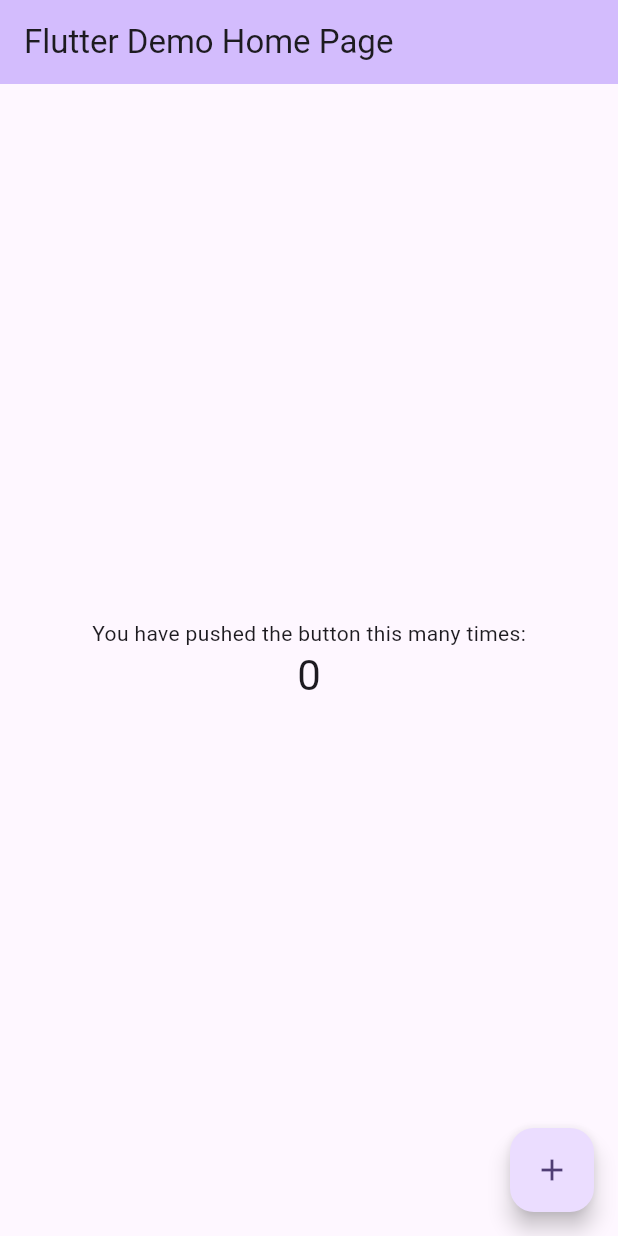
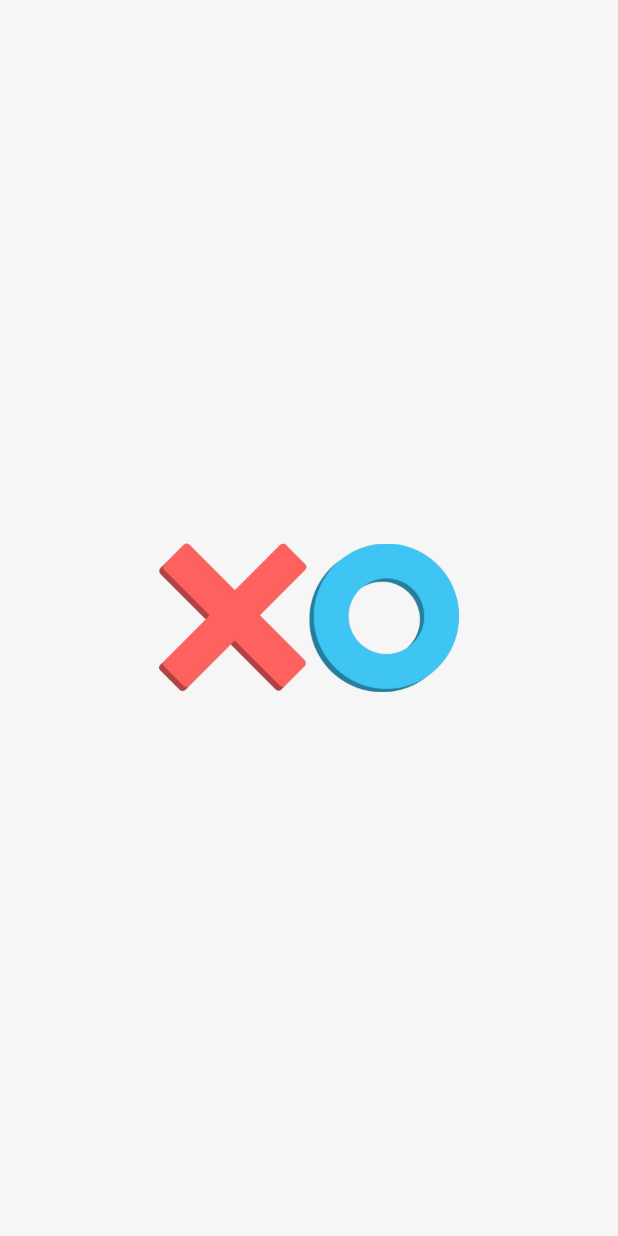
Before and after one commit to migarakavishan/tic_tac_toe_game, a Flutter app: the screen it shows after launch, on a phone screen of 412 x 824 dp. Run offline on Flutter 3.47's test engine with Material 3 defaults, Android fonts, the phone set to English and light mode, and no system bars.

Commit message:
"Removed default Flutter demo code and replaced with PlayModeScreen as home screen, added assets directory to pubspec.yaml"

```diff
--- a/lib/main.dart
+++ b/lib/main.dart
@@ -1,4 +1,5 @@
 import 'package:flutter/material.dart';
+import 'package:tic_tac_toe_game/screens/play_mode_screen.dart';
 
 void main() {
   runApp(const MyApp());
@@ -12,114 +13,12 @@
   Widget build(BuildContext context) {
     return MaterialApp(
       title: 'Flutter Demo',
+      debugShowCheckedModeBanner: false,
       theme: ThemeData(
-        // This is the theme of your application.
-        //
-        // TRY THIS: Try running your application with "flutter run". You'll see
-        // the application has a purple toolbar. Then, without quitting the app,
-        // try changing the seedColor in the colorScheme below to Colors.green
-        // and then invoke "hot reload" (save your changes or press the "hot
-        // reload" button in a Flutter-supported IDE, or press "r" if you used
-        // the command line to start the app).
-        //
-        // Notice that the counter didn't reset back to zero; the application
-        // state is not lost during the reload. To reset the state, use hot
-        // restart instead.
-        //
-        // This works for code too, not just values: Most code changes can be
-        // tested with just a hot reload.
         colorScheme: ColorScheme.fromSeed(seedColor: Colors.deepPurple),
         useMaterial3: true,
       ),
-      home: const MyHomePage(title: 'Flutter Demo Home Page'),
+      home: const PlayModeScreen(),
     );
   }
 }
-
-class MyHomePage extends StatefulWidget {
-  const MyHomePage({super.key, required this.title});
-
-  // This widget is the home page of your application. It is stateful, meaning
-  // that it has a State object (defined below) that contains fields that affect
-  // how it looks.
-
-  // This class is the configuration for the state. It holds the values (in this
-  // case the title) provided by the parent (in this case the App widget) and
-  // used by the build method of the State. Fields in a Widget subclass are
-  // always marked "final".
-
-  final String title;
-
-  @override
-  State<MyHomePage> createState() => _MyHomePageState();
-}
-
-class _MyHomePageState extends State<MyHomePage> {
-  int _counter = 0;
-
-  void _incrementCounter() {
-    setState(() {
-      // This call to setState tells the Flutter framework that something has
-      // changed in this State, which causes it to rerun the build method below
-      // so that the display can reflect the updated values. If we changed
-      // _counter without calling setState(), then the build method would not be
-      // called again, and so nothing would appear to happen.
-      _counter++;
-    });
-  }
-
-  @override
-  Widget build(BuildContext context) {
-    // This method is rerun every time setState is called, for instance as done
-    // by the _incrementCounter method above.
-    //
-    // The Flutter framework has been optimized to make rerunning build methods
-    // fast, so that you can just rebuild anything that needs updating rather
-    // than having to individually change instances of widgets.
-    return Scaffold(
-      appBar: AppBar(
-        // TRY THIS: Try changing the color here to a specific color (to
-        // Colors.amber, perhaps?) and trigger a hot reload to see the AppBar
-        // change color while the other colors stay the same.
-        backgroundColor: Theme.of(context).colorScheme.inversePrimary,
-        // Here we take the value from the MyHomePage object that was created by
-        // the App.build method, and use it to set our appbar title.
-        title: Text(widget.title),
-      ),
-      body: Center(
-        // Center is a layout widget. It takes a single child and positions it
-        // in the middle of the parent.
-        child: Column(
-          // Column is also a layout widget. It takes a list of children and
-          // arranges them vertically. By default, it sizes itself to fit its
-          // children horizontally, and tries to be as tall as its parent.
-          //
-          // Column has various properties to control how it sizes itself and
-          // how it positions its children. Here we use mainAxisAlignment to
-          // center the children vertically; the main axis here is the vertical
-          // axis because Columns are vertical (the cross axis would be
-          // horizontal).
-          //
-          // TRY THIS: Invoke "debug painting" (choose the "Toggle Debug Paint"
-          // action in the IDE, or press "p" in the console), to see the
-          // wireframe for each widget.
-          mainAxisAlignment: MainAxisAlignment.center,
-          children: <Widget>[
-            const Text(
-              'You have pushed the button this many times:',
-            ),
-            Text(
-              '$_counter',
-              style: Theme.of(context).textTheme.headlineMedium,
-            ),
-          ],
-        ),
-      ),
-      floatingActionButton: FloatingActionButton(
-        onPressed: _incrementCounter,
-        tooltip: 'Increment',
-        child: const Icon(Icons.add),
-      ), // This trailing comma makes auto-formatting nicer for build methods.
-    );
-  }
-}
--- /dev/null
+++ b/lib/screens/play_mode_screen.dart
@@ -0,0 +1,38 @@
+import 'package:flutter/material.dart';
+
+class PlayModeScreen extends StatefulWidget {
+  const PlayModeScreen({super.key});
+
+  @override
+  State<PlayModeScreen> createState() => _PlayModeScreenState();
+}
+
+class _PlayModeScreenState extends State<PlayModeScreen> {
+  @override
+  Widget build(BuildContext context) {
+    return Scaffold(
+      backgroundColor: const Color(0xfff6f6f6),
+      body: Center(
+        child: Column(
+          mainAxisAlignment: MainAxisAlignment.center,
+          children: [
+            Row(
+              mainAxisAlignment: MainAxisAlignment.center,
+              children: [
+                Image.asset(
+                  'assets/cross.png',
+                  width: 100,
+                ),
+                Image.asset(
+                  'assets/circle.png',
+                  width: 100,
+                ),
+
+              ],
+            )
+          ],
+        ),
+      ),
+    );
+  }
+}
--- a/pubspec.yaml
+++ b/pubspec.yaml
@@ -59,8 +59,8 @@ flutter:
   uses-material-design: true
 
   # To add assets to your application, add an assets section, like this:
-  # assets:
-  #   - images/a_dot_burr.jpeg
+  assets:
+    - assets/
   #   - images/a_dot_ham.jpeg
 
   # An image asset can refer to one or more resolution-specific "variants", see
```
Also changed, not shown: assets/circle.png (added), assets/cross.png (added).
